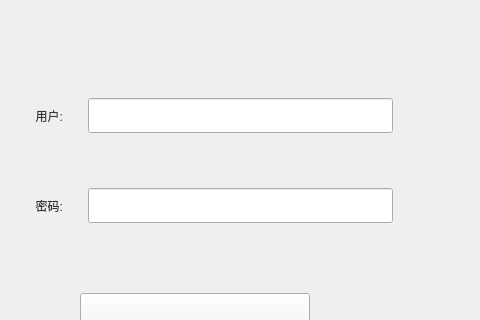
Qt form Qt/ERP/login.ui (superp2017/NTERP) before a commit; both pictures show x 252 to 732 and y 177 to 497 of the 874 by 647 pixel window.
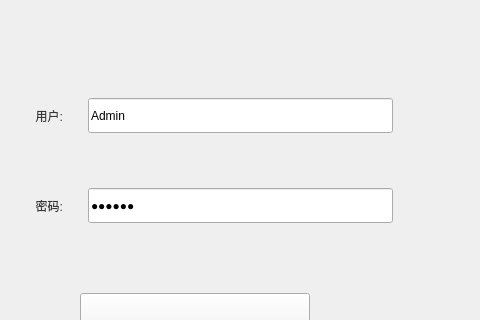
The same form after that commit. Icons and pictures are not drawn.

What changed in the file:
```diff
--- a/Qt/ERP/login.ui
+++ b/Qt/ERP/login.ui
@@ -110,7 +110,7 @@
              <string notr="true">font: 75 12pt &quot;微软雅黑&quot;;</string>
             </property>
             <property name="text">
-             <string/>
+             <string>Admin</string>
             </property>
            </widget>
           </item>
@@ -154,7 +154,7 @@
              <string notr="true">font: 12pt &quot;AcadEref&quot;;</string>
             </property>
             <property name="text">
-             <string/>
+             <string>888888</string>
             </property>
             <property name="echoMode">
              <enum>QLineEdit::Password</enum>
```
